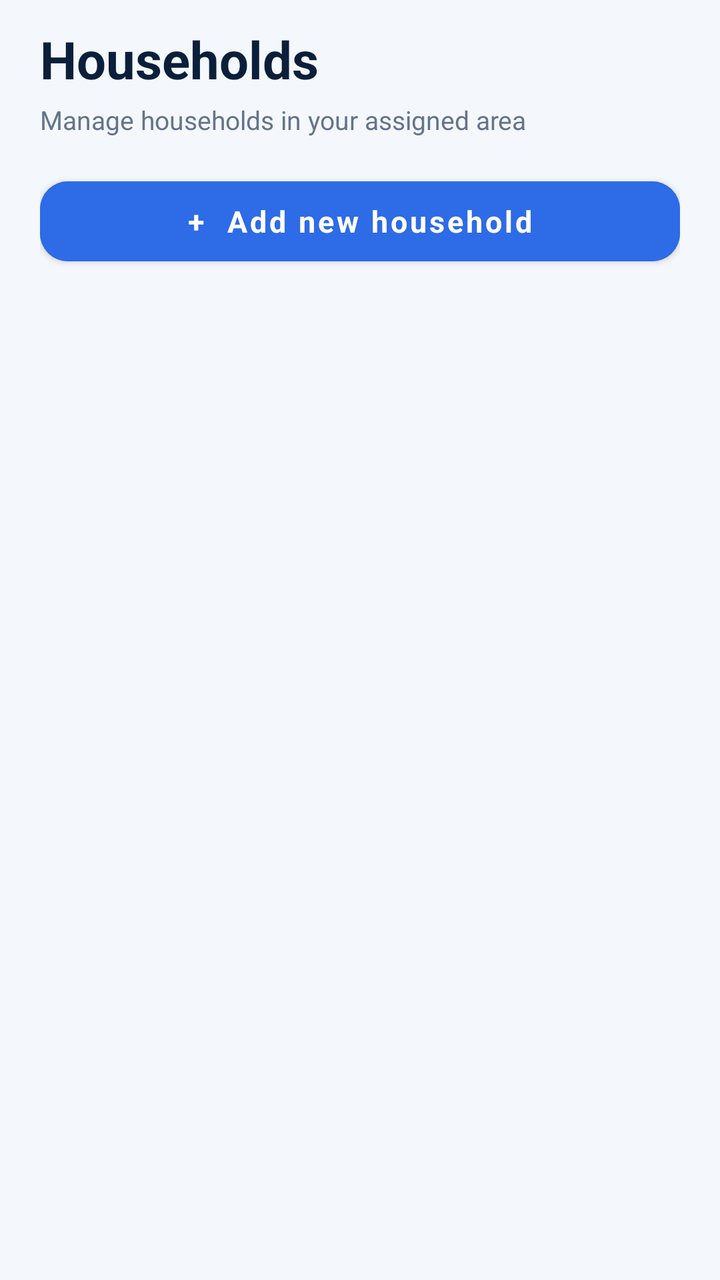
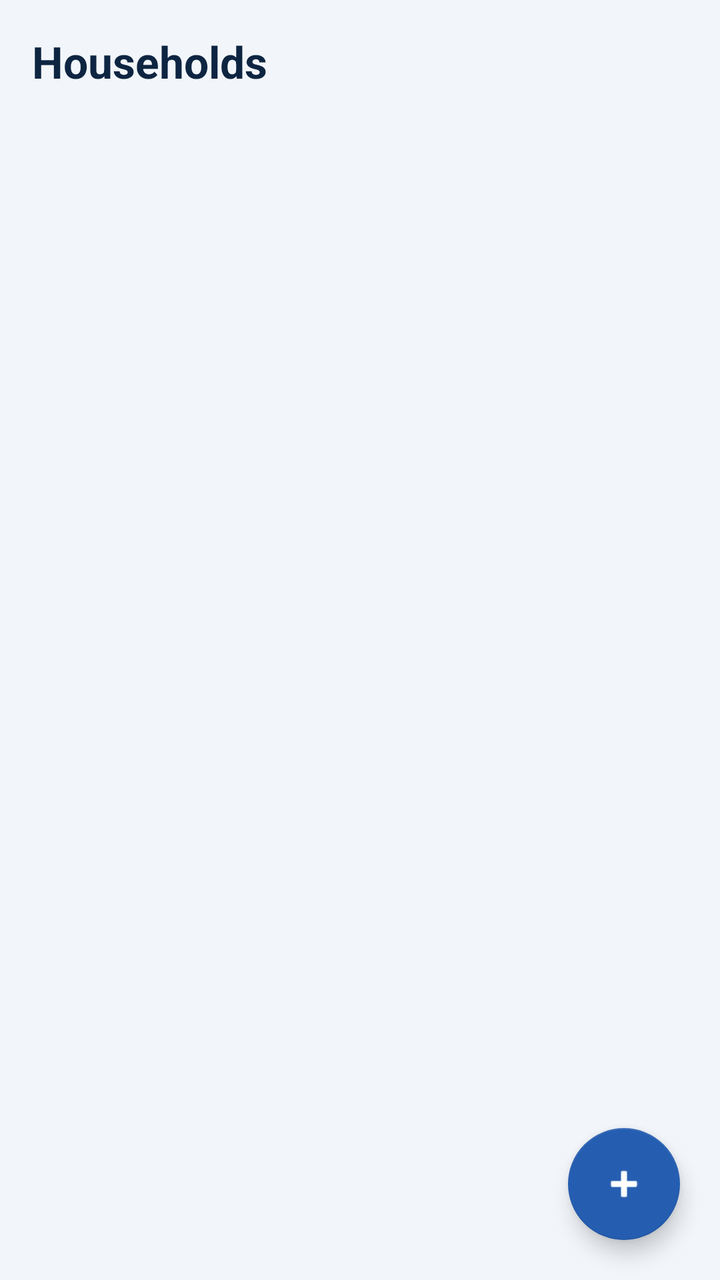

Before-and-after screenshots of an Android layout around one commit, followed by the original layout XML and the change that was made.
<!-- AndroidManifest.xml: application theme Theme.CSUCensus -->
<!-- res/layout/fragment_households.xml -->
<?xml version="1.0" encoding="utf-8"?>
<LinearLayout
    xmlns:android="http://schemas.android.com/apk/res/android"
    xmlns:app="http://schemas.android.com/apk/res-auto"
    android:layout_width="match_parent"
    android:layout_height="match_parent"
    android:orientation="vertical"
    android:background="@color/background"
    android:paddingHorizontal="20dp"
    android:paddingTop="12dp"
    android:paddingBottom="8dp">

    <TextView
        android:layout_width="wrap_content"
        android:layout_height="wrap_content"
        android:text="Households"
        android:textColor="@color/navy"
        android:textSize="26sp"
        android:textStyle="bold" />

    <TextView
        android:layout_width="wrap_content"
        android:layout_height="wrap_content"
        android:text="Manage households in your assigned area"
        android:textColor="@color/muted"
        android:textSize="13sp"
        android:layout_marginTop="4dp" />

    <com.google.android.material.button.MaterialButton
        android:id="@+id/btnAddHousehold"
        android:layout_width="match_parent"
        android:layout_height="52dp"
        android:text="+  Add new household"
        android:textAllCaps="false"
        android:textSize="15sp"
        android:textStyle="bold"
        android:backgroundTint="@color/blue"
        android:layout_marginTop="16dp"
        app:cornerRadius="14dp"
        app:elevation="0dp" />

    <androidx.recyclerview.widget.RecyclerView
        android:id="@+id/rvHouseholds"
        android:layout_width="match_parent"
        android:layout_height="0dp"
        android:layout_weight="1"
        android:paddingTop="14dp"
        android:clipToPadding="false"
        android:overScrollMode="never" />

    <TextView
        android:id="@+id/tvEmpty"
        android:layout_width="match_parent"
        android:layout_height="wrap_content"
        android:text="No households yet.\nTap Add new household to begin."
        android:textColor="@color/muted"
        android:textSize="14sp"
        android:gravity="center"
        android:padding="40dp"
        android:visibility="gone" />

</LinearLayout>
<!-- resources referenced by this layout -->
<resources>
  <color name="background">#F4F7FC</color>
  <color name="blue">#2E6BE6</color>
  <color name="muted">#64748B</color>
  <color name="navy">#0B1F3A</color>
  <style name="Theme.CSUCensus" parent="Theme.MaterialComponents.DayNight.NoActionBar">
          <item name="colorPrimary">@color/blue</item>
          <item name="colorPrimaryVariant">@color/blue_dark</item>
          <item name="colorSecondary">@color/green</item>
          <item name="colorOnPrimary">@color/white</item>
          <item name="android:fontFamily">sans-serif</item>
          <item name="android:windowLightStatusBar">true</item>
          <item name="android:statusBarColor">@android:color/transparent</item>
          <item name="android:navigationBarColor">@color/white</item>
          <item name="android:windowLightNavigationBar">true</item>
          <item name="android:windowBackground">@color/background</item>
      </style>
  <color name="blue_dark">#1B4DB3</color>
  <color name="green">#1FA971</color>
  <color name="white">#FFFFFF</color>
</resources>

<!-- the commit's change to res/layout/fragment_households.xml (unified diff, before → after) -->
@@ -1,62 +1,38 @@
 <?xml version="1.0" encoding="utf-8"?>
-<LinearLayout
-    xmlns:android="http://schemas.android.com/apk/res/android"
+<FrameLayout xmlns:android="http://schemas.android.com/apk/res/android"
     xmlns:app="http://schemas.android.com/apk/res-auto"
     android:layout_width="match_parent"
     android:layout_height="match_parent"
-    android:orientation="vertical"
-    android:background="@color/background"
-    android:paddingHorizontal="20dp"
-    android:paddingTop="12dp"
-    android:paddingBottom="8dp">
-
-    <TextView
+    android:background="@color/background">
+    <LinearLayout
+        android:layout_width="match_parent"
+        android:layout_height="match_parent"
+        android:orientation="vertical"
+        android:padding="16dp">
+        <TextView
+            android:layout_width="wrap_content"
+            android:layout_height="wrap_content"
+            android:text="Households"
+            android:textSize="22sp"
+            android:textStyle="bold"
+            android:textColor="@color/navy" />
+        <androidx.recyclerview.widget.RecyclerView
+            android:id="@+id/recyclerHouseholds"
+            android:layout_width="match_parent"
+            android:layout_height="0dp"
+            android:layout_weight="1"
+            android:layout_marginTop="12dp"
+            android:clipToPadding="false"
+            android:paddingBottom="72dp" />
+    </LinearLayout>
+    <com.google.android.material.floatingactionbutton.FloatingActionButton
+        android:id="@+id/fabAdd"
         android:layout_width="wrap_content"
         android:layout_height="wrap_content"
-        android:text="Households"
-        android:textColor="@color/navy"
-        android:textSize="26sp"
-        android:textStyle="bold" />
-
-    <TextView
-        android:layout_width="wrap_content"
-        android:layout_height="wrap_content"
-        android:text="Manage households in your assigned area"
-        android:textColor="@color/muted"
-        android:textSize="13sp"
-        android:layout_marginTop="4dp" />
-
-    <com.google.android.material.button.MaterialButton
-        android:id="@+id/btnAddHousehold"
-        android:layout_width="match_parent"
-        android:layout_height="52dp"
-        android:text="+  Add new household"
-        android:textAllCaps="false"
-        android:textSize="15sp"
-        android:textStyle="bold"
-        android:backgroundTint="@color/blue"
-        android:layout_marginTop="16dp"
-        app:cornerRadius="14dp"
-        app:elevation="0dp" />
-
-    <androidx.recyclerview.widget.RecyclerView
-        android:id="@+id/rvHouseholds"
-        android:layout_width="match_parent"
-        android:layout_height="0dp"
-        android:layout_weight="1"
-        android:paddingTop="14dp"
-        android:clipToPadding="false"
-        android:overScrollMode="never" />
-
-    <TextView
-        android:id="@+id/tvEmpty"
-        android:layout_width="match_parent"
-        android:layout_height="wrap_content"
-        android:text="No households yet.\nTap Add new household to begin."
-        android:textColor="@color/muted"
-        android:textSize="14sp"
-        android:gravity="center"
-        android:padding="40dp"
-        android:visibility="gone" />
-
-</LinearLayout>
+        android:layout_gravity="bottom|end"
+        android:layout_margin="20dp"
+        android:contentDescription="Add"
+        app:backgroundTint="@color/blue"
+        app:tint="@color/white"
+        app:srcCompat="@android:drawable/ic_input_add" />
+</FrameLayout>
<!-- resource entries referenced after the edit -->
@@ -1,9 +1,8 @@
 <!-- resources referenced by this layout -->
 <resources>
-  <color name="background">#F4F7FC</color>
-  <color name="blue">#2E6BE6</color>
-  <color name="muted">#64748B</color>
-  <color name="navy">#0B1F3A</color>
+  <color name="background">#F2F6FA</color>
+  <color name="blue">#255DB0</color>
+  <color name="navy">#0E2542</color>
   <style name="Theme.CSUCensus" parent="Theme.MaterialComponents.DayNight.NoActionBar">
           <item name="colorPrimary">@color/blue</item>
           <item name="colorPrimaryVariant">@color/blue_dark</item>
@@ -16,8 +15,8 @@
           <item name="android:windowLightNavigationBar">true</item>
           <item name="android:windowBackground">@color/background</item>
       </style>
-  <color name="blue_dark">#1B4DB3</color>
-  <color name="green">#1FA971</color>
+  <color name="blue_dark">#1E4A8C</color>
+  <color name="green">#2A966B</color>
   <color name="white">#FFFFFF</color>
 </resources>
 
